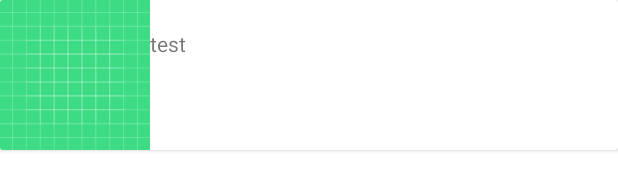
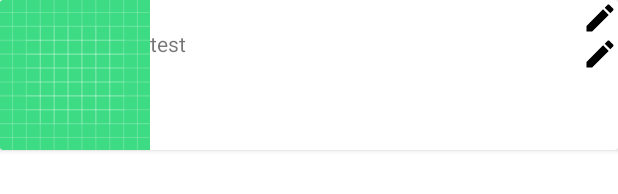
Before and after one commit to AxellinoAnggoro/binar-ch5-retrofit, an Android app: the layout item_news.xml on its own in the app's theme, with its tools: preview values and no code run, on a phone screen of 412 x 824 dp. Shown: the top 194 px of the screen. Run offline under Robolectric (Android 15) with nearby library versions, the phone set to English and light mode, and no system bars.

```diff
--- /dev/null
+++ b/app/src/main/res/drawable/baseline_create_24.xml
@@ -0,0 +1,5 @@
+<vector android:height="24dp" android:tint="#000000"
+    android:viewportHeight="24" android:viewportWidth="24"
+    android:width="24dp" xmlns:android="http://schemas.android.com/apk/res/android">
+    <path android:fillColor="@android:color/white" android:pathData="M3,17.25V21h3.75L17.81,9.94l-3.75,-3.75L3,17.25zM20.71,7.04c0.39,-0.39 0.39,-1.02 0,-1.41l-2.34,-2.34c-0.39,-0.39 -1.02,-0.39 -1.41,0l-1.83,1.83 3.75,3.75 1.83,-1.83z"/>
+</vector>
--- a/app/src/main/res/layout/item_news.xml
+++ b/app/src/main/res/layout/item_news.xml
@@ -28,6 +28,21 @@
             android:layout_below="@+id/titleNews"
             android:layout_toRightOf="@id/imgNews"/>
 
+        <ImageView
+            android:id="@+id/btnUpdate"
+            android:layout_width="wrap_content"
+            android:layout_height="wrap_content"
+            android:src="@drawable/baseline_create_24"
+            android:layout_alignParentRight="true"/>
+
+        <ImageView
+            android:id="@+id/btnDelete"
+            android:layout_below="@id/btnUpdate"
+            android:layout_width="wrap_content"
+            android:layout_height="wrap_content"
+            android:src="@drawable/baseline_create_24"
+            android:layout_alignParentRight="true"/>
+
     </RelativeLayout>
 
 </androidx.cardview.widget.CardView>
```
Also changed, not shown: app/src/main/AndroidManifest.xml (+5 -5 lines), app/src/main/java/com/axellinoanggoro/binar_ch5_retrofit/UpdateNewsActivity.kt (added, +40 -0 lines), app/src/main/java/com/axellinoanggoro/binar_ch5_retrofit/adapter/NewsAdapter.kt (+13 -0 lines), app/src/main/java/com/axellinoanggoro/binar_ch5_retrofit/model/ResponseUpdateNews.kt (added, +25 -0 lines), app/src/main/java/com/axellinoanggoro/binar_ch5_retrofit/network/RestfulApi.kt (+14 -1 lines), app/src/main/java/com/axellinoanggoro/binar_ch5_retrofit/viewmodel/NewsViewModel.kt (+26 -1 lines), app/src/main/res/layout/activity_update_news.xml (added, +40 -0 lines).
